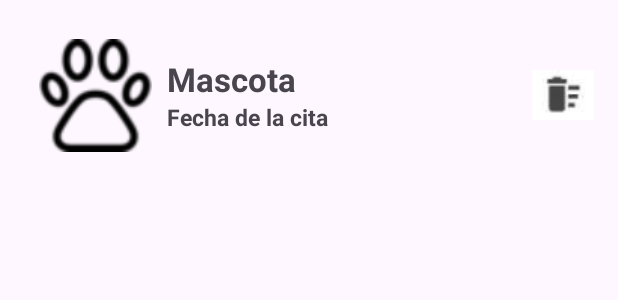
After one commit to AgussLR/TareaUT2_AgustinJuan, an Android app: the layout items_cita.xml on its own in the app's theme, with its tools: preview values and no code run, on a phone screen of 412 x 824 dp. The commit adds this screen. Shown: the top 300 px of the screen. Run offline under Robolectric (Android 15) with nearby library versions, the phone set to English and light mode, and no system bars.

Commit message:
pantalla citas

```diff
--- a/app/build.gradle.kts
+++ b/app/build.gradle.kts
@@ -33,10 +33,16 @@ android {
     kotlinOptions {
         jvmTarget = "1.8"
     }
+    buildFeatures {
+        viewBinding = true
+        dataBinding = true
+    }
 }
 
 dependencies {
 
+    implementation(libs.androidx.recyclerview)
+    implementation(libs.androidx.cardview)
     implementation(libs.androidx.core.ktx)
     implementation(libs.androidx.appcompat)
     implementation(libs.material)
--- a/app/src/main/AndroidManifest.xml
+++ b/app/src/main/AndroidManifest.xml
@@ -13,7 +13,7 @@
         android:theme="@style/Theme.HakunaMatata"
         tools:targetApi="31">
         <activity
-            android:name=".MainActivity"
+            android:name=".MainActivityCitas"
             android:exported="true">
             <intent-filter>
                 <action android:name="android.intent.action.MAIN" />
--- /dev/null
+++ b/app/src/main/res/layout/items_cita.xml
@@ -0,0 +1,65 @@
+<?xml version="1.0" encoding="utf-8"?>
+<layout xmlns:android="http://schemas.android.com/apk/res/android">
+
+    <data>
+        <variable
+            name="item"
+            type="com.example.hakunamatata.CitaData" />
+    </data>
+
+    <LinearLayout
+        android:layout_width="match_parent"
+        android:layout_height="wrap_content"
+        android:background="?android:attr/selectableItemBackground"
+        android:gravity="center_vertical"
+        android:orientation="horizontal"
+        android:padding="16dp">
+
+        <ImageView
+            android:id="@+id/image"
+            android:layout_width="75dp"
+            android:layout_height="75dp"
+            android:layout_margin="10dp"
+            android:contentDescription="@string/infoFotoMascota"
+            android:src="@drawable/foto_mascota" />
+
+        <LinearLayout
+            android:layout_width="wrap_content"
+            android:layout_height="wrap_content"
+            android:layout_weight="1"
+            android:orientation="vertical">
+
+
+            <TextView
+                android:id="@+id/textMascota"
+                android:layout_width="wrap_content"
+                android:layout_height="wrap_content"
+                android:layout_weight="1"
+                android:paddingEnd="8dp"
+                android:text="@string/nombreMascota"
+                android:textSize="22sp"
+                android:textStyle="bold" />
+
+
+            <TextView
+                android:id="@+id/textFechaCita"
+                android:layout_width="wrap_content"
+                android:layout_height="wrap_content"
+                android:layout_weight="1"
+                android:paddingEnd="8dp"
+                android:text="@string/fechaCita"
+                android:textSize="15sp"
+                android:textStyle="bold" />
+
+        </LinearLayout>
+
+        <!-- Botón eliminar -->
+        <ImageView
+            android:id="@+id/imgEliminar"
+            android:layout_width="wrap_content"
+            android:layout_height="wrap_content"
+            android:contentDescription="@string/eliminar"
+            android:src="@drawable/foto_basura" />
+
+    </LinearLayout>
+</layout>
--- a/app/src/main/res/values/colors.xml
+++ b/app/src/main/res/values/colors.xml
@@ -3,4 +3,9 @@
     <color name="black">#FF000000</color>
     <color name="white">#FFFFFFFF</color>
     <color name="azul_claro">#31eded</color>
+    <color name="rojo">#e31212</color>
+    <color name="amarillo">#ecbb16</color>
+    <color name="gris">#707b7c</color>
+    <color name="red">#ea2623</color>
+    <color name="azulclaro2">#b2c1f3</color>
 </resources>
--- a/gradle/libs.versions.toml
+++ b/gradle/libs.versions.toml
@@ -1,5 +1,6 @@
 [versions]
 agp = "8.6.0"
+cardview = "1.0.0"
 kotlin = "1.9.0"
 coreKtx = "1.13.1"
 junit = "4.13.2"
@@ -11,7 +12,9 @@ activity = "1.9.2"
 constraintlayout = "2.1.4"
 
 [libraries]
+androidx-cardview = { module = "androidx.cardview:cardview", version.ref = "cardview" }
 androidx-core-ktx = { group = "androidx.core", name = "core-ktx", version.ref = "coreKtx" }
+androidx-recyclerview = { module = "androidx.recyclerview:recyclerview" }
 junit = { group = "junit", name = "junit", version.ref = "junit" }
 androidx-junit = { group = "androidx.test.ext", name = "junit", version.ref = "junitVersion" }
 androidx-espresso-core = { group = "androidx.test.espresso", name = "espresso-core", version.ref = "espressoCore" }
```
Also changed, not shown: app/src/main/java/com/example/hakunamatata/CitaViewHolder.kt (added, +11 -0 lines), app/src/main/java/com/example/hakunamatata/MainActivityCitas.kt (added, +34 -0 lines), app/src/main/java/com/example/hakunamatata/RecyclerViewAdapter.kt (added, +31 -0 lines), app/src/main/res/layout/citas.xml (added, +29 -0 lines), app/src/main/res/values/strings.xml (+38 -0 lines), app/src/main/res/drawable/foto_basura.PNG (added), app/src/main/res/drawable/foto_mascota.png (added).
